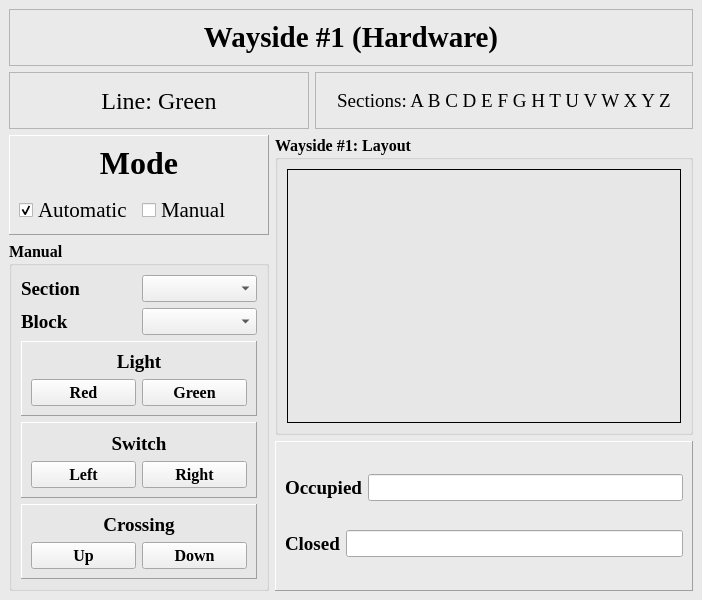
Above: Wayside_HW/TrackController_HW.ui from asmithie13/ECE-1140 before the change. Below: the same form after it.
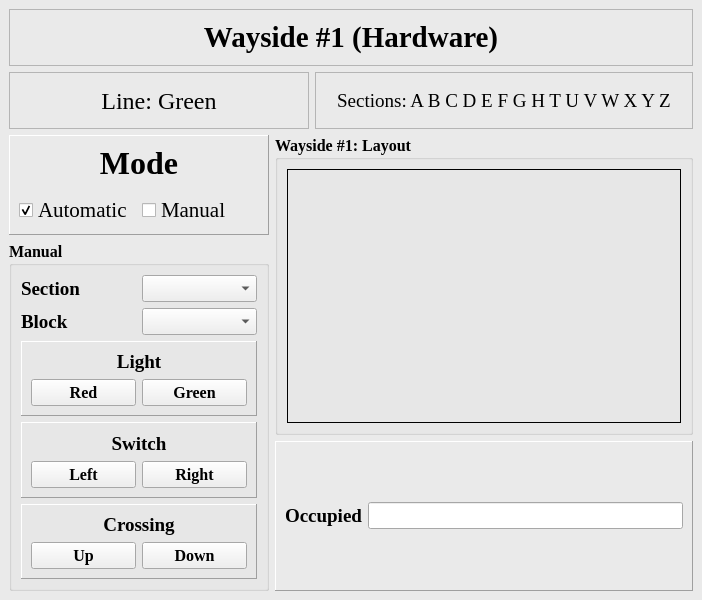
That is the form after the change. Icons and pictures are not drawn.

Commit message: changed handling of block occupancies and closures

```diff
--- a/Wayside_HW/TrackController_HW.ui
+++ b/Wayside_HW/TrackController_HW.ui
@@ -634,37 +634,6 @@
                </item>
               </layout>
              </item>
-             <item>
-              <layout class="QHBoxLayout" name="horizontalLayout_10">
-               <item>
-                <widget class="QLabel" name="labelClosed">
-                 <property name="font">
-                  <font>
-                   <family>Times New Roman</family>
-                   <pointsize>14</pointsize>
-                   <bold>true</bold>
-                  </font>
-                 </property>
-                 <property name="text">
-                  <string>Closed</string>
-                 </property>
-                </widget>
-               </item>
-               <item>
-                <widget class="QLineEdit" name="lineEditClosed">
-                 <property name="font">
-                  <font>
-                   <family>Times New Roman</family>
-                   <pointsize>12</pointsize>
-                  </font>
-                 </property>
-                 <property name="readOnly">
-                  <bool>true</bool>
-                 </property>
-                </widget>
-               </item>
-              </layout>
-             </item>
             </layout>
            </widget>
           </item>
```
The commit also changes 2 other files.
